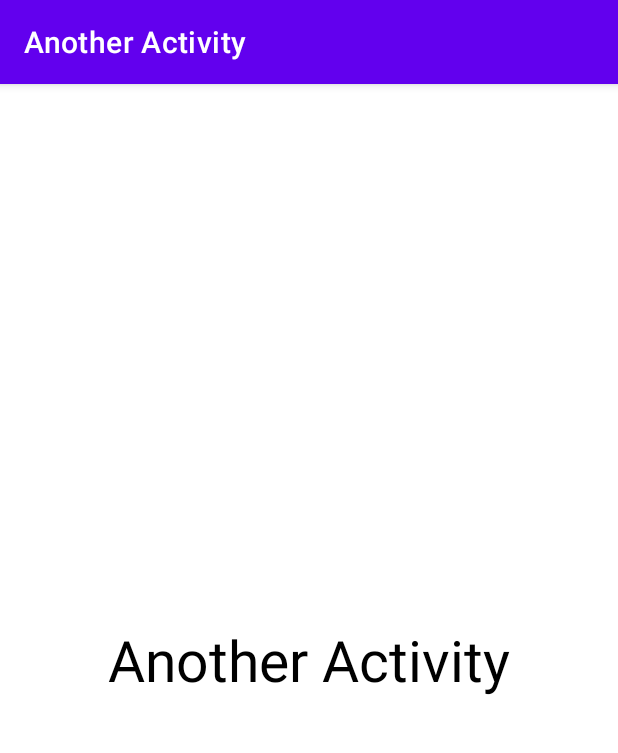
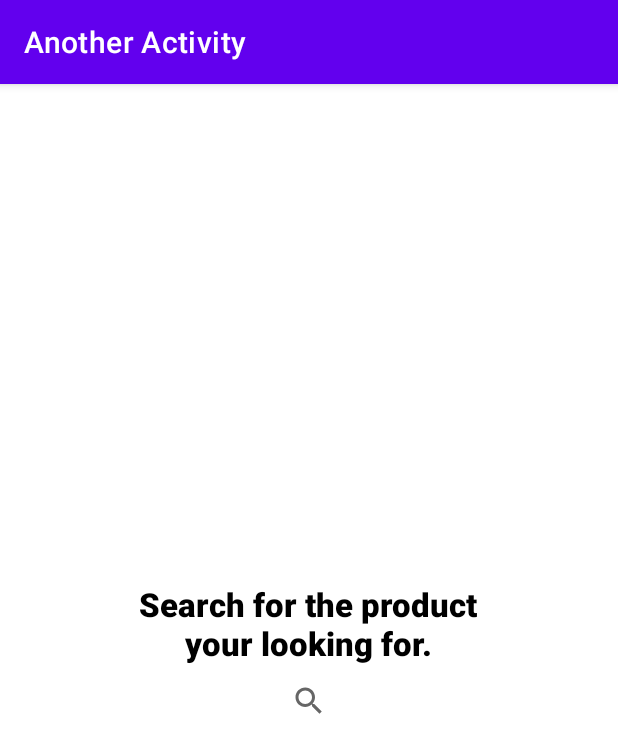
Before and after one commit to GollaSaiVenkatesh/Best_Pay, an Android app: the screen it shows after launch (AnotherActivity), on a phone screen of 412 x 824 dp. Shown: the top 753 px of the screen. Run offline under Robolectric (Android 15) with nearby library versions, the light colour scheme and no system bars.

Commit message:
search view

```diff
--- a/app/src/main/java/com/example/Best_Pay/AnotherActivity.kt
+++ b/app/src/main/java/com/example/Best_Pay/AnotherActivity.kt
@@ -2,6 +2,7 @@ package com.example.Best_Pay
 
 import androidx.appcompat.app.AppCompatActivity
 import android.os.Bundle
+import androidx.appcompat.widget.SearchView
 
 class AnotherActivity : AppCompatActivity() {
     override fun onCreate(savedInstanceState: Bundle?) {
@@ -11,5 +12,7 @@ class AnotherActivity : AppCompatActivity() {
         actionBar!!.title="Another Activity"
 
 
+
+
     }
 }
--- a/app/src/main/res/layout/activity_another.xml
+++ b/app/src/main/res/layout/activity_another.xml
@@ -10,13 +10,18 @@
     tools:context=".AnotherActivity">
 
     <TextView
-        android:layout_width="match_parent"
+        android:layout_width="250dp"
         android:layout_height="wrap_content"
         android:layout_gravity="center"
-        android:text="Another Activity"
+        android:text="Search for the product your looking for."
+        android:fontFamily="sans-serif-black"
         android:gravity="center"
-        android:textSize="38dp"
+        android:textSize="22dp"
         android:textColor="@color/black"
+        />
+    <SearchView
+        android:layout_width="wrap_content"
+        android:layout_height="wrap_content"
         />
 
 </LinearLayout>
```
